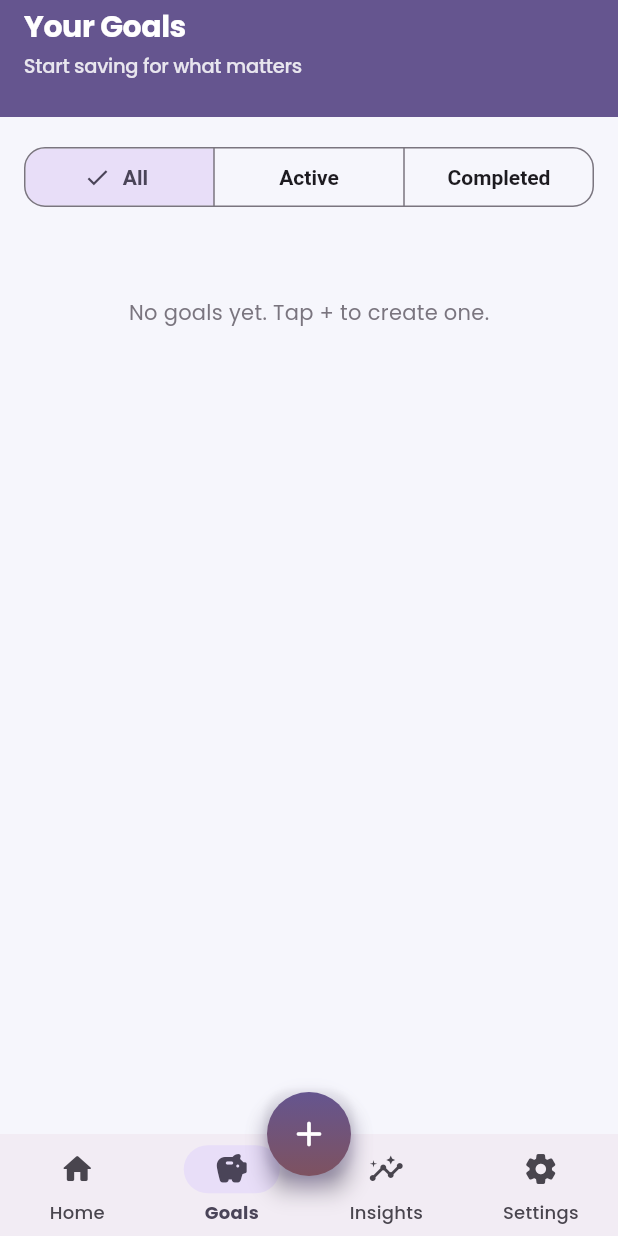
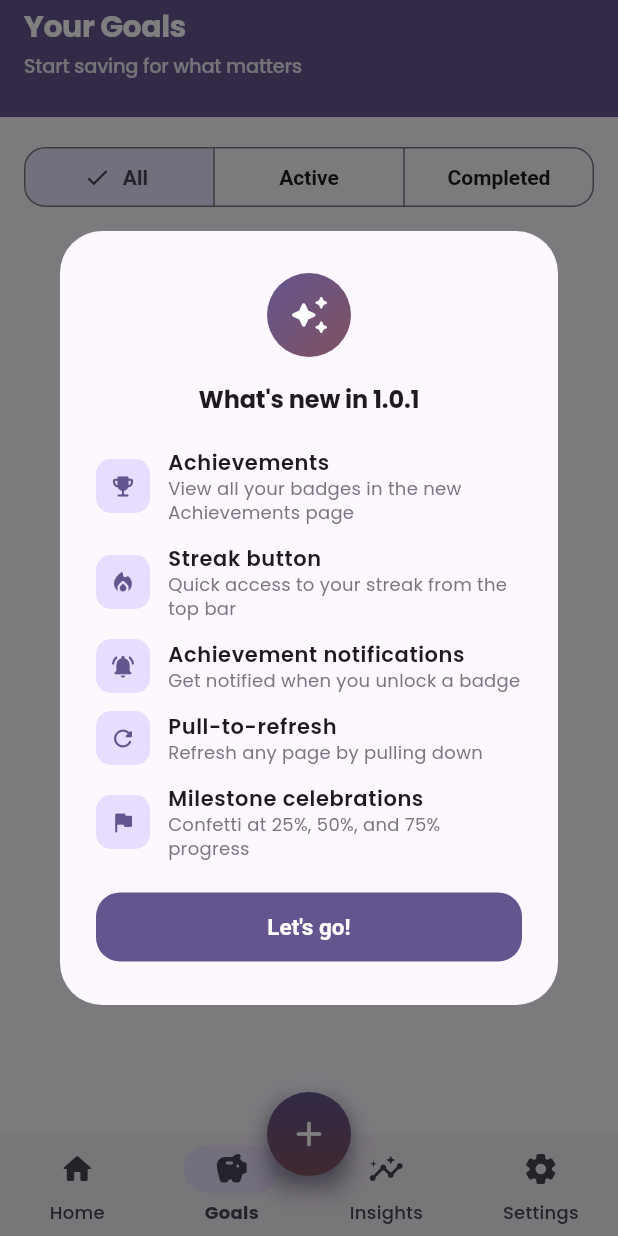
Before and after one commit to Minu181/Stash, a Flutter app: the GoalsPage screen opened by its route, on a phone screen of 412 x 824 dp. Run offline on Flutter 3.47's test engine with Material 3 defaults, Android fonts, the phone set to English and light mode, and no system bars; drawn by our look-alikes of flutter_animate; our stand-ins replace cached_network_image, confetti, dio, drift, drift_flutter, file_picker and 11 more; accounts and stored records are empty; generated files the repository leaves out were written again.

Commit message:
Release v1.0.1

```diff
--- a/lib/app.dart
+++ b/lib/app.dart
@@ -17,6 +17,7 @@ import 'package:stash/features/achievements/achievements_page.dart';
 import 'package:stash/providers/settings_provider.dart';
 import 'package:stash/services/app_prefs.dart';
 import 'package:stash/widgets/ui.dart';
+import 'package:stash/widgets/whats_new_dialog.dart';
 
 CustomTransitionPage _fadeSlidePage(GoRouterState state, Widget child) {
   return CustomTransitionPage(
@@ -148,6 +149,14 @@ class _AppShellState extends ConsumerState<AppShell> {
     NavigationDestination(icon: Icon(Icons.settings_rounded), label: 'Settings'),
   ];
 
+  @override
+  void initState() {
+    super.initState();
+    WidgetsBinding.instance.addPostFrameCallback((_) {
+      WhatsNewDialog.showIfNeeded(context);
+    });
+  }
+
   void _onTap(int index) {
     AppPrefs.setLastTab(index);
     widget.navigationShell.goBranch(index);
--- a/lib/constants.dart
+++ b/lib/constants.dart
@@ -1,5 +1,5 @@
 const String appName = 'Stash';
-const String appVersion = '1.0.0';
+const String appVersion = '1.0.1';
 const String appAuthor = 'Ren';
 const String appDiscord = 'wtf_renn';
 
--- a/lib/features/goals/goals_page.dart
+++ b/lib/features/goals/goals_page.dart
@@ -50,7 +50,12 @@ class _GoalsPageState extends ConsumerState<GoalsPage> {
             _ => goals,
           };
 
-          return ListView(
+          return RefreshIndicator(
+            onRefresh: () async {
+              ref.invalidate(goalsProvider);
+              await Future.delayed(const Duration(milliseconds: 500));
+            },
+            child: ListView(
             padding: const EdgeInsets.fromLTRB(16, 16, 16, 16),
             children: [
               SegmentedButton<String>(
@@ -67,7 +72,20 @@ class _GoalsPageState extends ConsumerState<GoalsPage> {
                 Padding(
                   padding: const EdgeInsets.symmetric(vertical: 40),
                   child: Center(
-                    child: Text(
+                    child: Column(
+                      mainAxisSize: MainAxisSize.min,
+                      children: [
+                        Icon(
+                          _filter == 'completed'
+                              ? Icons.check_circle_outline_rounded
+                              : _filter == 'active'
+                                  ? Icons.flag_rounded
+                                  : Icons.savings_outlined,
+                          size: 56,
+                          color: Theme.of(context).colorScheme.outline,
+                        ),
+                        const SizedBox(height: 16),
+                        Text(
                           _filter == 'completed'
                               ? 'No completed goals yet.'
                               : _filter == 'active'
@@ -76,6 +94,9 @@ class _GoalsPageState extends ConsumerState<GoalsPage> {
                           style: Theme.of(context).textTheme.bodyMedium?.copyWith(
                                 color: Theme.of(context).colorScheme.outline,
                               ),
+                          textAlign: TextAlign.center,
+                        ),
+                      ],
                     ),
                   ),
                 )
@@ -90,6 +111,7 @@ class _GoalsPageState extends ConsumerState<GoalsPage> {
                     ),
                   ),
             ],
+          ),
           );
         },
       ),
--- a/lib/features/settings/settings_page.dart
+++ b/lib/features/settings/settings_page.dart
@@ -278,7 +278,7 @@ class SettingsPage extends ConsumerWidget {
                   child: ListTile(
                     leading: const Icon(Icons.info_outline_rounded),
                     title: const Text('About'),
-                    subtitle: const Text('Version 1.0.0 — made by Ren'),
+                    subtitle: const Text('Version 1.0.1 — made by Ren'),
                     trailing: const Icon(Icons.chevron_right_rounded),
                     onTap: () => context.push('/about'),
                   ),
--- a/lib/features/transactions/transaction_sheet.dart
+++ b/lib/features/transactions/transaction_sheet.dart
@@ -7,6 +7,7 @@ import 'package:stash/data/database.dart';
 import 'package:stash/features/goals/goal_options.dart';
 import 'package:stash/providers/settings_provider.dart';
 import 'package:stash/widgets/goal_completed_dialog.dart';
+import 'package:stash/widgets/milestone_dialog.dart';
 
 class TransactionSheet extends ConsumerStatefulWidget {
   final Goal goal;
@@ -122,6 +123,21 @@ class _TransactionSheetState extends ConsumerState<TransactionSheet> {
           amount: updatedGoal.savedAmount,
           currencySymbol: _symbols[currency] ?? '\$',
         );
+      } else if (_type == 'deposit' && updatedGoal != null && updatedGoal.targetAmount > 0) {
+        final oldProgress = widget.goal.savedAmount / widget.goal.targetAmount;
+        final newProgress = updatedGoal.savedAmount / updatedGoal.targetAmount;
+        for (final milestone in [0.25, 0.50, 0.75]) {
+          if (oldProgress < milestone && newProgress >= milestone) {
+            if (mounted) {
+              MilestoneDialog.show(
+                context,
+                goalName: widget.goal.name,
+                percent: (milestone * 100).toInt(),
+              );
+            }
+            break;
+          }
+        }
       }
     }
   }
--- /dev/null
+++ b/lib/widgets/whats_new_dialog.dart
@@ -0,0 +1,117 @@
+import 'package:flutter/material.dart';
+import 'package:flutter_animate/flutter_animate.dart';
+import 'package:shared_preferences/shared_preferences.dart';
+
+import 'package:stash/constants.dart';
+
+class WhatsNewDialog extends StatelessWidget {
+  const WhatsNewDialog({super.key});
+
+  static Future<void> showIfNeeded(BuildContext context) async {
+    final prefs = await SharedPreferences.getInstance();
+    final lastSeen = prefs.getString('last_seen_version');
+    if (lastSeen == appVersion) return;
+    await prefs.setString('last_seen_version', appVersion);
+    if (context.mounted) {
+      await showGeneralDialog(
+        context: context,
+        barrierDismissible: true,
+        barrierLabel: 'What\'s new',
+        transitionDuration: const Duration(milliseconds: 350),
+        pageBuilder: (_, __, ___) => const WhatsNewDialog(),
+        transitionBuilder: (_, animation, __, child) {
+          return ScaleTransition(
+            scale: CurvedAnimation(parent: animation, curve: Curves.easeOutBack),
+            child: FadeTransition(opacity: animation, child: child),
+          );
+        },
+      );
+    }
+  }
+
+  @override
+  Widget build(BuildContext context) {
+    final cs = Theme.of(context).colorScheme;
+
+    final features = [
+      (Icons.emoji_events_rounded, 'Achievements', 'View all your badges in the new Achievements page'),
+      (Icons.local_fire_department_rounded, 'Streak button', 'Quick access to your streak from the top bar'),
+      (Icons.notifications_active_rounded, 'Achievement notifications', 'Get notified when you unlock a badge'),
+      (Icons.refresh_rounded, 'Pull-to-refresh', 'Refresh any page by pulling down'),
+      (Icons.flag_rounded, 'Milestone celebrations', 'Confetti at 25%, 50%, and 75% progress'),
+    ];
+
+    return Dialog(
+      shape: RoundedRectangleBorder(borderRadius: BorderRadius.circular(28)),
+      child: Padding(
+        padding: const EdgeInsets.symmetric(horizontal: 24, vertical: 28),
+        child: Column(
+          mainAxisSize: MainAxisSize.min,
+          children: [
+            Container(
+              width: 56,
+              height: 56,
+              decoration: BoxDecoration(
+                shape: BoxShape.circle,
+                gradient: LinearGradient(
+                  colors: [cs.primary, cs.tertiary],
+                  begin: Alignment.topLeft,
+                  end: Alignment.bottomRight,
+                ),
+              ),
+              child: const Icon(Icons.auto_awesome_rounded, size: 28, color: Colors.white),
+            ).animate().scale(duration: 400.ms, curve: Curves.easeOutBack),
+            const SizedBox(height: 16),
+            Text(
+              "What's new in $appVersion",
+              style: Theme.of(context).textTheme.titleMedium?.copyWith(fontWeight: FontWeight.bold),
+              textAlign: TextAlign.center,
+            ).animate().fadeIn(delay: 100.ms).slideY(begin: 0.2, end: 0, delay: 100.ms),
+            const SizedBox(height: 20),
+            for (var i = 0; i < features.length; i++)
+              Padding(
+                padding: const EdgeInsets.only(bottom: 12),
+                child: Row(
+                  children: [
+                    Container(
+                      width: 36,
+                      height: 36,
+                      decoration: BoxDecoration(
+                        color: cs.primaryContainer,
+                        borderRadius: BorderRadius.circular(10),
+                      ),
+                      child: Icon(features[i].$1, size: 18, color: cs.primary),
+                    ),
+                    const SizedBox(width: 12),
+                    Expanded(
+                      child: Column(
+                        crossAxisAlignment: CrossAxisAlignment.start,
+                        children: [
+                          Text(
+                            features[i].$2,
+                            style: Theme.of(context).textTheme.labelLarge?.copyWith(fontWeight: FontWeight.w600),
+                          ),
+                          Text(
+                            features[i].$3,
+                            style: Theme.of(context).textTheme.bodySmall?.copyWith(color: cs.outline),
+                          ),
+                        ],
+                      ),
+                    ),
+                  ],
+                ),
+              ).animate().fadeIn(delay: (200 + i * 80).ms).slideX(begin: 0.1, end: 0, delay: (200 + i * 80).ms),
+            const SizedBox(height: 8),
+            SizedBox(
+              width: double.infinity,
+              child: FilledButton(
+                onPressed: () => Navigator.of(context).pop(),
+                child: const Text('Let\'s go!'),
+              ),
+            ).animate().fadeIn(delay: 600.ms).slideY(begin: 0.1, end: 0, delay: 600.ms),
+          ],
+        ),
+      ),
+    );
+  }
+}
--- a/pubspec.yaml
+++ b/pubspec.yaml
@@ -16,7 +16,7 @@ publish_to: 'none' # Remove this line if you wish to publish to pub.dev
 # https://developer.apple.com/library/archive/documentation/General/Reference/InfoPlistKeyReference/Articles/CoreFoundationKeys.html
 # In Windows, build-name is used as the major, minor, and patch parts
 # of the product and file versions while build-number is used as the build suffix.
-version: 1.0.0+1
+version: 1.0.1+1
 
 environment:
   sdk: ^3.12.2
```
Also changed, not shown: lib/data/database.dart (+8 -2 lines), lib/features/goals/goal_detail_page.dart (+50 -4 lines), lib/features/home/home_page.dart (+9 -1 lines), lib/features/insights/insights_page.dart (+8 -1 lines), lib/services/app_prefs.dart (+11 -0 lines), lib/widgets/milestone_dialog.dart (added, +130 -0 lines). Lines whose indentation alone changed are shown as unchanged.
